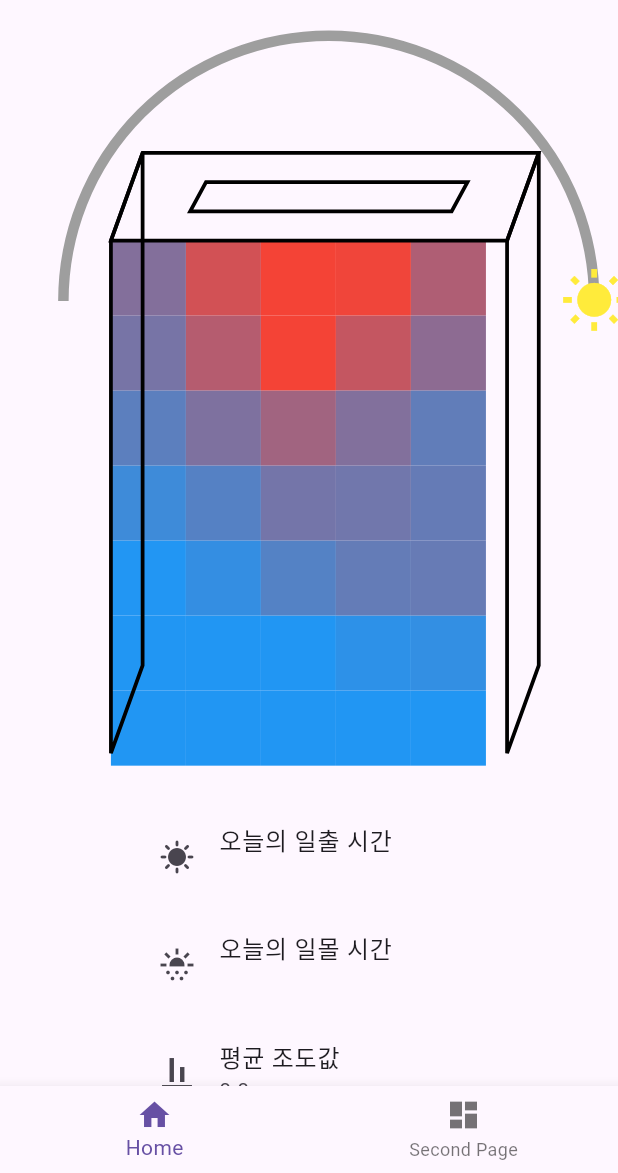
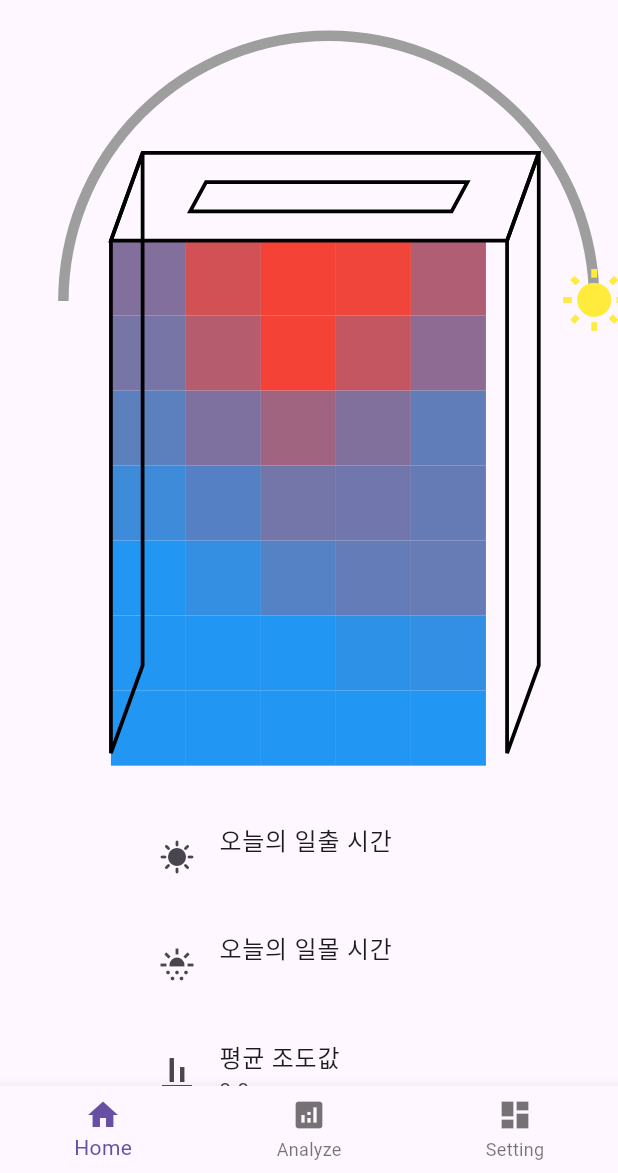
Before and after one commit to 2024-WISET-F16/wiset-flutter, a Flutter app: the screen it shows after launch, on a phone screen of 412 x 824 dp, the part 63-1236 px from its top. Run offline on Flutter 3.47's test engine with Material 3 defaults, Android fonts, the phone set to English and light mode, and no system bars; network calls fail; statements that could not run were skipped.

Commit message:
추가: analyze 페이지 추가

```diff
--- a/lib/levelProvider.dart
+++ b/lib/levelProvider.dart
@@ -0,0 +1,14 @@
+import 'package:flutter/material.dart';
+
+class LevelProvider with ChangeNotifier {
+  int _level = 2;
+
+  int get level => _level;
+
+  set level(int newLevel) {
+    if (_level != newLevel) {
+      _level = newLevel;
+      notifyListeners();
+    }
+  }
+}
--- a/lib/main.dart
+++ b/lib/main.dart
@@ -3,8 +3,10 @@ import 'dart:convert';
 import 'dart:math';
 import 'package:flutter/material.dart';
 import 'package:http/http.dart' as http;
+import 'package:provider/provider.dart';
 import 'package:wiset_project/roomPainter.dart';
 import 'package:wiset_project/sunPathPainter.dart';
+import 'levelProvider.dart';
 
 class MyHomePage extends StatefulWidget {
   @override
@@ -12,7 +14,6 @@ class MyHomePage extends StatefulWidget {
 }
 
 class _MyHomePageState extends State<MyHomePage> {
-  int level = 2;
   String sunset = "";
   String sunrise = "";
   double temperatureDataAvg = 0;
@@ -115,22 +116,13 @@ class _MyHomePageState extends State<MyHomePage> {
 
   @override
   Widget build(BuildContext context) {
-    return Scaffold(
-      body: _buildMainContent(),
-    );
-  }
-
-  Widget _buildLoadingScreen() {
-    return Center(
-      child: CircularProgressIndicator(),
-    );
-  }
-
-  Widget _buildMainContent() {
+    // 여기서 levelProvider를 가져옵니다.
+    var levelProvider = Provider.of<LevelProvider>(context); // Provider를 통해 LevelProvider에 접근
     List<List<int>> hitMapLevel = [[4, 3], [7, 5], [10, 7]];
     ScrollController scrollController = ScrollController();
 
-    return SingleChildScrollView(
+    return Scaffold(
+      body: SingleChildScrollView(
         controller: scrollController,
         child: Column(
           children: <Widget>[
@@ -211,6 +203,7 @@ class _MyHomePageState extends State<MyHomePage> {
             ),
           ],
         ),
+      ),
     );
   }
 
--- a/lib/navigation.dart
+++ b/lib/navigation.dart
@@ -1,7 +1,7 @@
 import 'package:flutter/material.dart';
-
 import 'setting.dart';
 import 'main.dart';
+import 'analyze.dart';
 
 class NavigationPage extends StatefulWidget {
   @override
@@ -13,6 +13,7 @@ class _NavigationPageState extends State<NavigationPage> {
 
   final List<Widget> _pages = [
     MyHomePage(),
+    AnalyzePage(),
     SettingPage()
   ];
 
@@ -39,8 +40,12 @@ class _NavigationPageState extends State<NavigationPage> {
             label: 'Home',
           ),
           BottomNavigationBarItem(
+            icon: Icon(Icons.analytics),
+            label: 'Analyze',
+          ),
+          BottomNavigationBarItem(
             icon: Icon(Icons.dashboard),
-            label: 'Second Page',
+            label: 'Setting',
           ),
         ],
       ),
--- a/pubspec.yaml
+++ b/pubspec.yaml
@@ -36,6 +36,7 @@ dependencies:
   # Use with the CupertinoIcons class for iOS style icons.
   cupertino_icons: ^1.0.6
   http: ^1.2.2
+  provider: ^6.1.2
 
 dev_dependencies:
   flutter_test:
```
Also changed, not shown: lib/MyApp.dart (+11 -1 lines), lib/analyze.dart (+17 -0 lines), lib/setting.dart (+11 -38 lines), pubspec.lock. Lines whose indentation alone changed are shown as unchanged.
